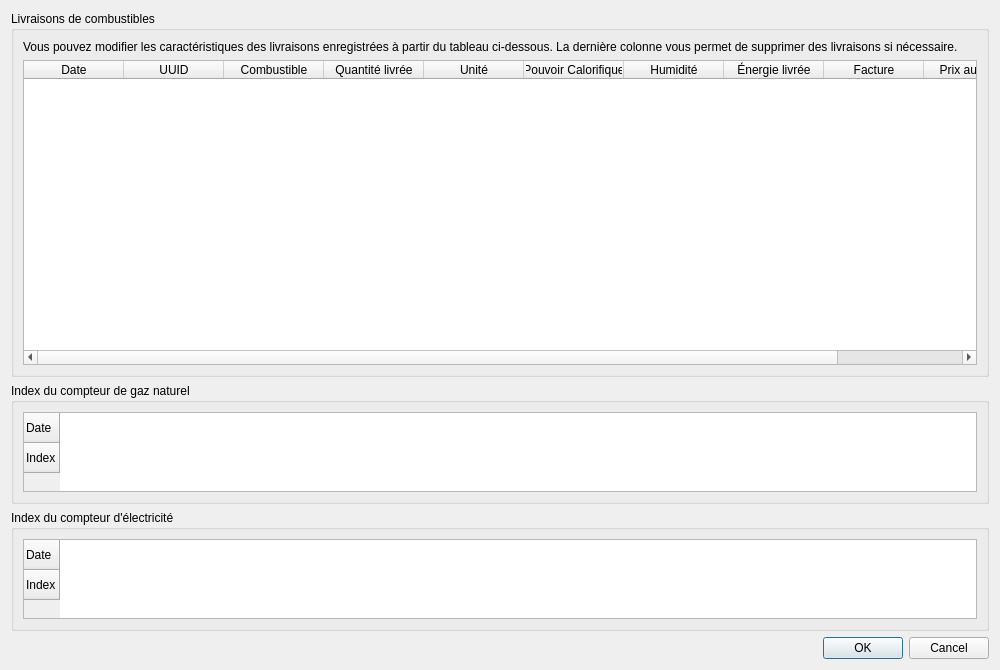
Before: the Qt Designer form showfueldeliveriesdialog.ui in pyridiss/suivi-chaufferies, drawn with Qt 5.
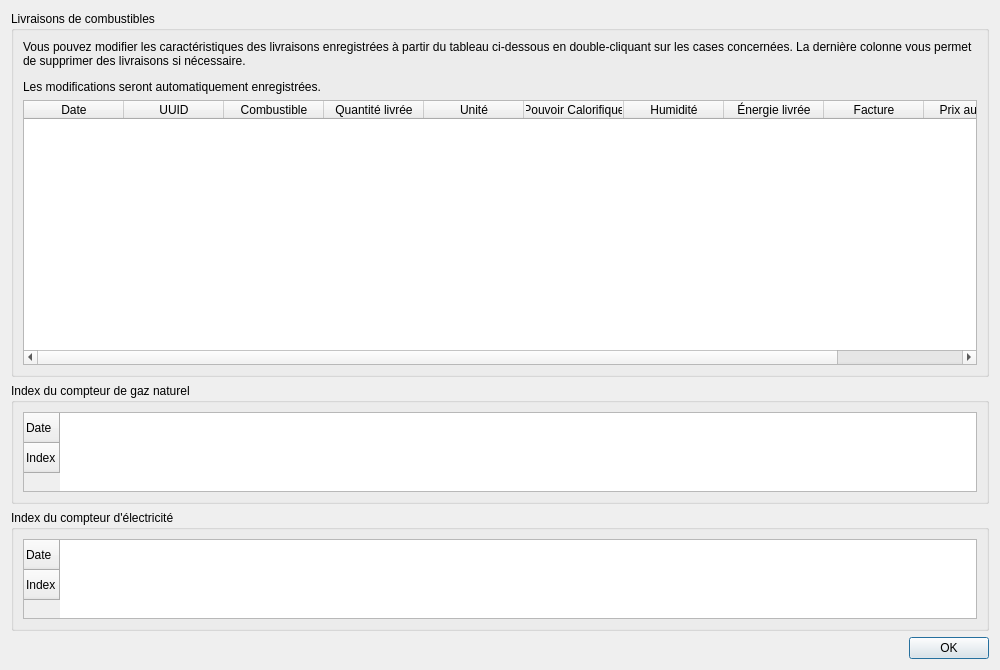
After: the same form once the commit is applied. Icons and pictures are not drawn.

Commit message: Slightly improve ShowFuelDeliveriesDialog UI. Cancel button has been removed because changes are auto-saved... So it is not possible to cancel changes.

What changed in the file:
```diff
--- a/showfueldeliveriesdialog.ui
+++ b/showfueldeliveriesdialog.ui
@@ -27,7 +27,7 @@
       <item>
        <widget class="QLabel" name="label">
         <property name="text">
-         <string>Vous pouvez modifier les caractéristiques des livraisons enregistrées à partir du tableau ci-dessous. La dernière colonne vous permet de supprimer des livraisons si nécessaire.</string>
+         <string>&lt;html&gt;&lt;head/&gt;&lt;body&gt;&lt;p&gt;Vous pouvez modifier les caractéristiques des livraisons enregistrées à partir du tableau ci-dessous en double-cliquant sur les cases concernées. La dernière colonne vous permet de supprimer des livraisons si nécessaire.&lt;/p&gt;&lt;p&gt;Les modifications seront automatiquement enregistrées.&lt;/p&gt;&lt;/body&gt;&lt;/html&gt;</string>
         </property>
         <property name="wordWrap">
          <bool>true</bool>
@@ -202,7 +202,7 @@
       <enum>Qt::Horizontal</enum>
      </property>
      <property name="standardButtons">
-      <set>QDialogButtonBox::Cancel|QDialogButtonBox::Ok</set>
+      <set>QDialogButtonBox::Ok</set>
      </property>
     </widget>
    </item>
```
Left out of the diff: 2 changed lines with no effect on the pictures. The commit also changes 1 other file.
